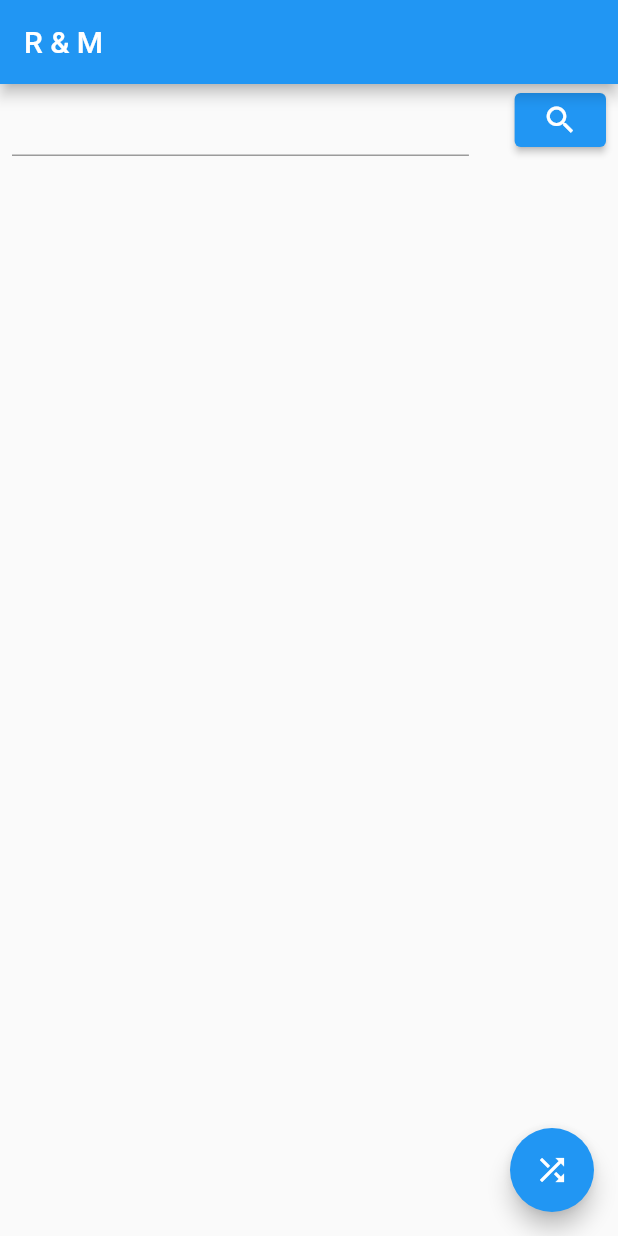
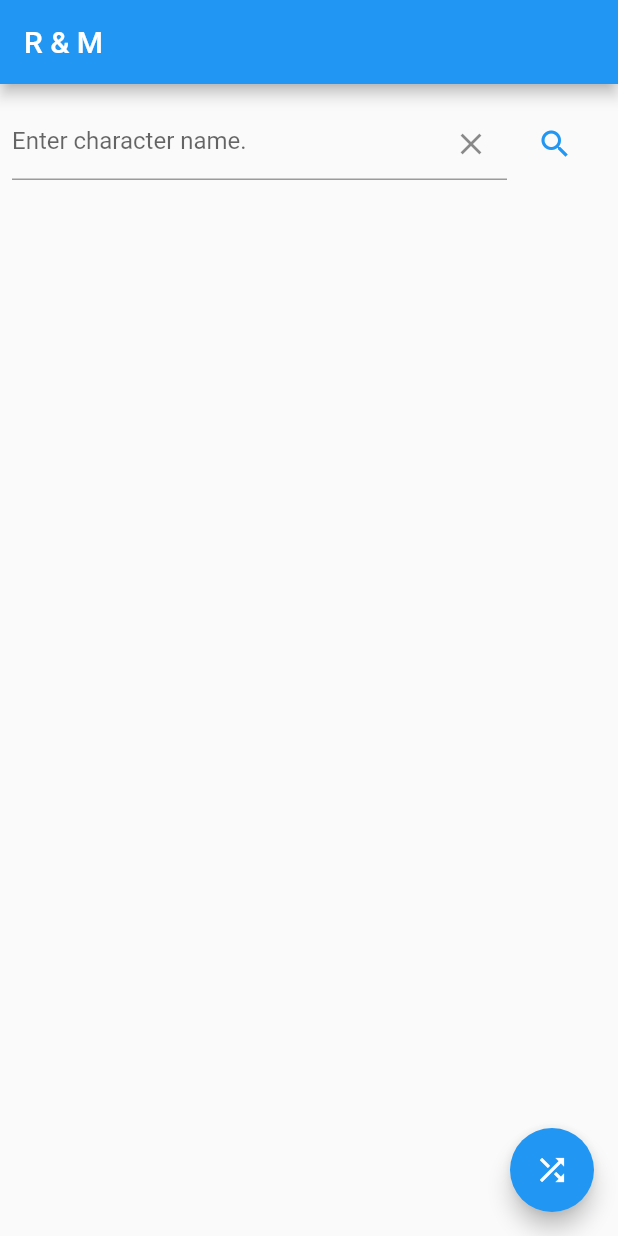
Before and after one commit to daniel199410/rick_and_morty, a Flutter app: the screen it shows after launch, on a phone screen of 412 x 824 dp. Run offline on Flutter 3.47's test engine with Material 2 defaults, Android fonts, the phone set to English and light mode, and no system bars; our stand-ins replace dartz, dio, equatable, flutter_bloc.

Commit message:
Se agrega scroll cuando se trae sólo un personaje a la vez.

```diff
--- a/lib/main.dart
+++ b/lib/main.dart
@@ -58,33 +58,43 @@ class SearchFormState extends State<SearchForm> {
   Widget build(BuildContext context) {
     return Form(
       key: _formKey,
+      child: Container(
+        margin: const EdgeInsets.symmetric(vertical: 16),
         child: Row(
           children: [
             Flexible(
               flex: 10,
               child: TextFormField(
                 controller: formController,
+                decoration: InputDecoration(
+                  hintText: 'Enter character name.',
+                  suffixIcon: IconButton(
+                    onPressed: formController.clear,
+                    icon: const Icon(Icons.clear),
+                  )
+                ),
                 validator: (value) {
                   if(value == null || value.isEmpty) {
                     return 'Please enter some text';
                   }
                   return null;
                 },
-                )),
-            const Spacer(),
+              )
+            ),
             Flexible(
               flex: 2,
-              child: ElevatedButton(
+              child: TextButton(
                 onPressed: () {
                   if(_formKey.currentState!.validate()) {
                     final cubit = BlocProvider.of<RamCubit>(context);
                     cubit.add(RamEvent.charactersByNameRequested(formController.text));
                   }
                 },
-                child: const Icon(Icons.search),
+                child: const Icon(Icons.search, color: Colors.blue),
               ),
             ),
           ],
+        ),
       )
     );
   }
@@ -143,12 +153,15 @@ class PageContent extends StatelessWidget {
           return const CircularProgressIndicator();
         }
         if(state is Success) {
-          return Column(
+          return SingleChildScrollView(
+            child: Column(
+              mainAxisAlignment: MainAxisAlignment.center,
               children: [
                 Image.network(state.character.image),
                 Text(state.character.name),
                 Text(state.character.gender)
               ],
+            ),
           );
         }
         if(state is SuccessfulCharacterByName) {
@@ -159,8 +172,7 @@ class PageContent extends StatelessWidget {
             shrinkWrap: true,
             itemBuilder: ((context, index) {
               return CharacterInfo(character: characters[index]);
-              }
-            )
+            })
           );
         }
         if(state is Error) {
@@ -207,8 +219,8 @@ class CharacterInfo extends StatelessWidget {
               child: Column(
                 crossAxisAlignment: CrossAxisAlignment.start,
                 children: [
-                  Text('Name:${character.name}', softWrap: true,),
-                  Text('Gender: ${character.gender}'),
+                  Text(character.name),
+                  Text(character.gender),
                 ],
               ),
             )
```
Lines whose indentation alone changed are shown as unchanged.
